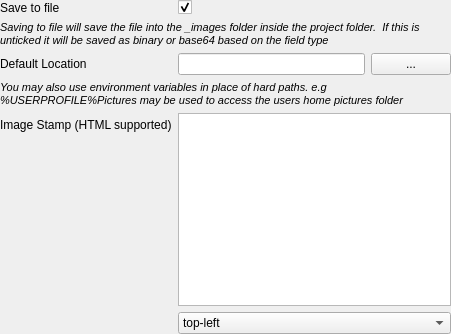
roam-qgis/Roam, file src/configmanager/editorwidgets/uifiles/ui_photowidget_config.ui: the form before one commit.
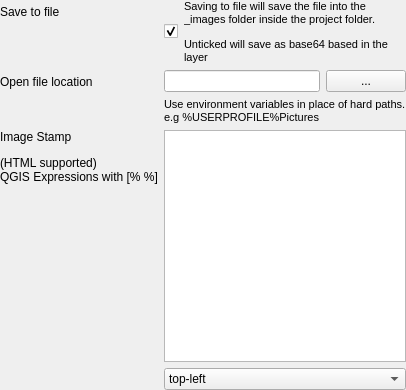
The form after the commit.

Commit message: [Fix] #374 - Clear up wording in UI

The edit to the form file:
```diff
--- a/src/configmanager/editorwidgets/uifiles/ui_photowidget_config.ui
+++ b/src/configmanager/editorwidgets/uifiles/ui_photowidget_config.ui
@@ -6,8 +6,8 @@
    <rect>
     <x>0</x>
     <y>0</y>
-    <width>451</width>
-    <height>334</height>
+    <width>406</width>
+    <height>390</height>
    </rect>
   </property>
   <property name="windowTitle">
@@ -20,6 +20,60 @@
    <property name="margin">
     <number>0</number>
    </property>
+   <property name="topMargin">
+    <number>0</number>
+   </property>
+   <property name="rightMargin">
+    <number>0</number>
+   </property>
+   <property name="bottomMargin">
+    <number>0</number>
+   </property>
+   <item row="1" column="1">
+    <layout class="QHBoxLayout" name="horizontalLayout_2">
+     <property name="topMargin">
+      <number>0</number>
+     </property>
+     <item>
+      <widget class="QCheckBox" name="savetofileCheck">
+       <property name="sizePolicy">
+        <sizepolicy hsizetype="Maximum" vsizetype="Fixed">
+         <horstretch>0</horstretch>
+         <verstretch>0</verstretch>
+        </sizepolicy>
+       </property>
+       <property name="text">
+        <string/>
+       </property>
+       <property name="checked">
+        <bool>true</bool>
+       </property>
+      </widget>
+     </item>
+     <item>
+      <widget class="QLabel" name="label_4">
+       <property name="sizePolicy">
+        <sizepolicy hsizetype="Preferred" vsizetype="Preferred">
+         <horstretch>0</horstretch>
+         <verstretch>0</verstretch>
+        </sizepolicy>
+       </property>
+       <property name="font">
+        <font>
+         <pointsize>8</pointsize>
+         <italic>true</italic>
+        </font>
+       </property>
+       <property name="text">
+        <string>&lt;html&gt;&lt;head/&gt;&lt;body&gt;&lt;p&gt;&lt;span style=&quot; font-style:normal;&quot;&gt;Saving to file will save the file into the _images folder inside the project folder. &lt;/span&gt;&lt;/p&gt;&lt;p&gt;&lt;span style=&quot; font-style:normal;&quot;&gt;Unticked will save as base64 based in the layer&lt;/span&gt;&lt;/p&gt;&lt;/body&gt;&lt;/html&gt;</string>
+       </property>
+       <property name="wordWrap">
+        <bool>true</bool>
+       </property>
+      </widget>
+     </item>
+    </layout>
+   </item>
    <item row="1" column="0">
     <widget class="QLabel" name="label_2">
      <property name="text">
@@ -27,80 +81,73 @@
      </property>
     </widget>
    </item>
-   <item row="1" column="1">
-    <widget class="QCheckBox" name="savetofileCheck">
-     <property name="text">
-      <string/>
-     </property>
-     <property name="checked">
-      <bool>true</bool>
-     </property>
-    </widget>
-   </item>
-   <item row="4" column="0">
+   <item row="2" column="0">
     <widget class="QLabel" name="label_3">
      <property name="text">
-      <string>Default Location</string>
+      <string>Open file location</string>
      </property>
     </widget>
    </item>
-   <item row="4" column="1">
-    <layout class="QHBoxLayout" name="horizontalLayout">
+   <item row="2" column="1">
+    <layout class="QVBoxLayout" name="verticalLayout">
+     <property name="topMargin">
+      <number>0</number>
+     </property>
      <item>
-      <widget class="QLineEdit" name="defaultLocationText"/>
+      <layout class="QHBoxLayout" name="horizontalLayout">
+       <item>
+        <widget class="QLineEdit" name="defaultLocationText"/>
+       </item>
+       <item>
+        <widget class="QPushButton" name="locatioButton">
+         <property name="text">
+          <string>...</string>
+         </property>
+        </widget>
+       </item>
+      </layout>
      </item>
      <item>
-      <widget class="QPushButton" name="locatioButton">
+      <widget class="QLabel" name="label">
+       <property name="sizePolicy">
+        <sizepolicy hsizetype="Preferred" vsizetype="Preferred">
+         <horstretch>0</horstretch>
+         <verstretch>0</verstretch>
+        </sizepolicy>
+       </property>
+       <property name="font">
+        <font>
+         <pointsize>8</pointsize>
+         <italic>true</italic>
+        </font>
+       </property>
        <property name="text">
-        <string>...</string>
+        <string>&lt;html&gt;&lt;head/&gt;&lt;body&gt;&lt;p&gt;&lt;span style=&quot; font-style:normal;&quot;&gt;Use environment variables in place of hard paths. e.g %USERPROFILE%Pictures&lt;/span&gt;&lt;/p&gt;&lt;/body&gt;&lt;/html&gt;</string>
+       </property>
+       <property name="wordWrap">
+        <bool>true</bool>
        </property>
       </widget>
      </item>
     </layout>
    </item>
-   <item row="8" column="0">
+   <item row="5" column="0">
     <widget class="QLabel" name="label_5">
+     <property name="frameShape">
+      <enum>QFrame::NoFrame</enum>
+     </property>
      <property name="text">
-      <string>Image Stamp (HTML supported)</string>
+      <string>&lt;html&gt;&lt;head/&gt;&lt;body&gt;&lt;p&gt;Image Stamp &lt;/p&gt;&lt;p&gt;(HTML supported)&lt;br/&gt;QGIS Expressions with [% %]&lt;/p&gt;&lt;/body&gt;&lt;/html&gt;</string>
+     </property>
+     <property name="alignment">
+      <set>Qt::AlignLeading|Qt::AlignLeft|Qt::AlignTop</set>
      </property>
     </widget>
    </item>
-   <item row="8" column="1">
+   <item row="5" column="1">
     <widget class="QPlainTextEdit" name="imageStampText"/>
    </item>
-   <item row="2" column="0" colspan="2">
-    <widget class="QLabel" name="label_4">
-     <property name="font">
-      <font>
-       <pointsize>8</pointsize>
-       <italic>true</italic>
-      </font>
-     </property>
-     <property name="text">
-      <string>Saving to file will save the file into the _images folder inside the project folder.  If this is unticked it will be saved as binary or base64 based on the field type </string>
-     </property>
-     <property name="wordWrap">
-      <bool>true</bool>
-     </property>
-    </widget>
-   </item>
-   <item row="5" column="0" colspan="2">
-    <widget class="QLabel" name="label">
-     <property name="font">
-      <font>
-       <pointsize>8</pointsize>
-       <italic>true</italic>
-      </font>
-     </property>
-     <property name="text">
-      <string>You may also use environment variables in place of hard paths. e.g %USERPROFILE%Pictures may be used to access the users home pictures folder </string>
-     </property>
-     <property name="wordWrap">
-      <bool>true</bool>
-     </property>
-    </widget>
-   </item>
-   <item row="9" column="1">
+   <item row="6" column="1">
     <widget class="QComboBox" name="imageStampLocation">
      <item>
       <property name="text">
```
Left out of the diff: 2 changed lines with no effect on the pictures.
